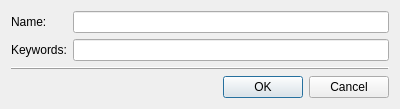
Old version of the form lclib/qt/lc_qcategorydialog.ui in the repository trevorsandy/lpub3d-ci.
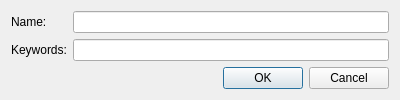
New version of the form.

Patch:
```diff
--- a/lclib/qt/lc_qcategorydialog.ui
+++ b/lclib/qt/lc_qcategorydialog.ui
@@ -7,7 +7,7 @@
     <x>0</x>
     <y>0</y>
     <width>400</width>
-    <height>103</height>
+    <height>95</height>
    </rect>
   </property>
   <property name="windowTitle">
@@ -44,16 +44,6 @@
      </item>
     </layout>
    </item>
-   <item>
-    <widget class="QFrame" name="frame">
-     <property name="frameShape">
-      <enum>QFrame::HLine</enum>
-     </property>
-     <property name="frameShadow">
-      <enum>QFrame::Raised</enum>
-     </property>
-    </widget>
-   </item>
    <item>
     <widget class="QDialogButtonBox" name="buttonBox">
      <property name="orientation">
```
